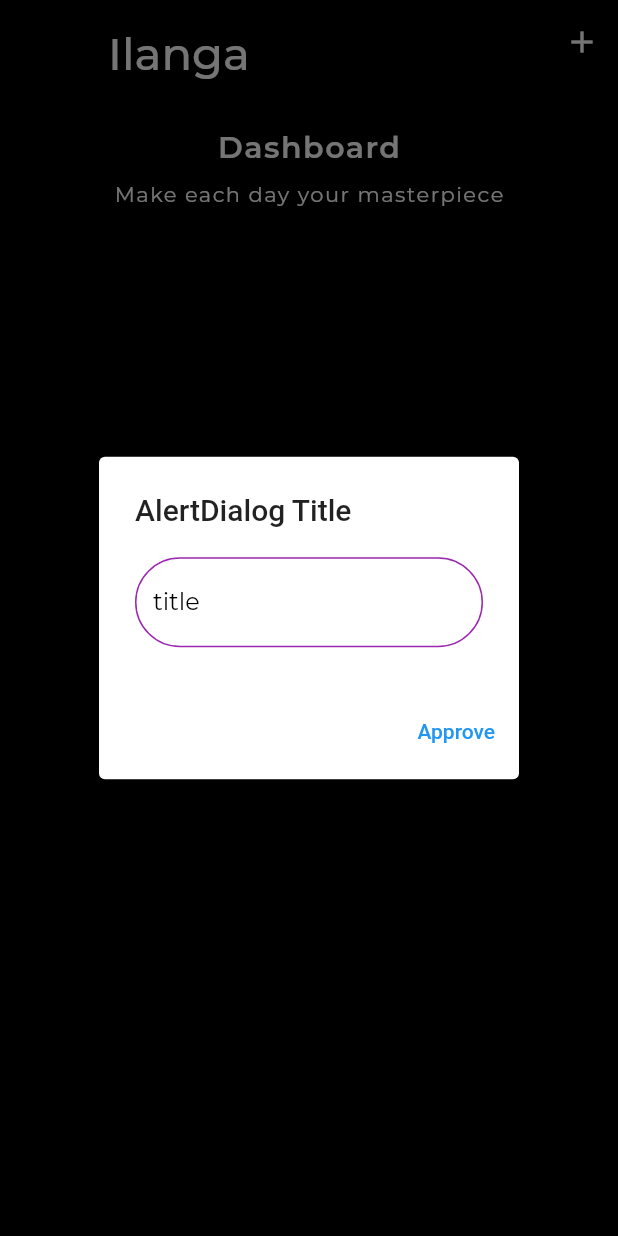
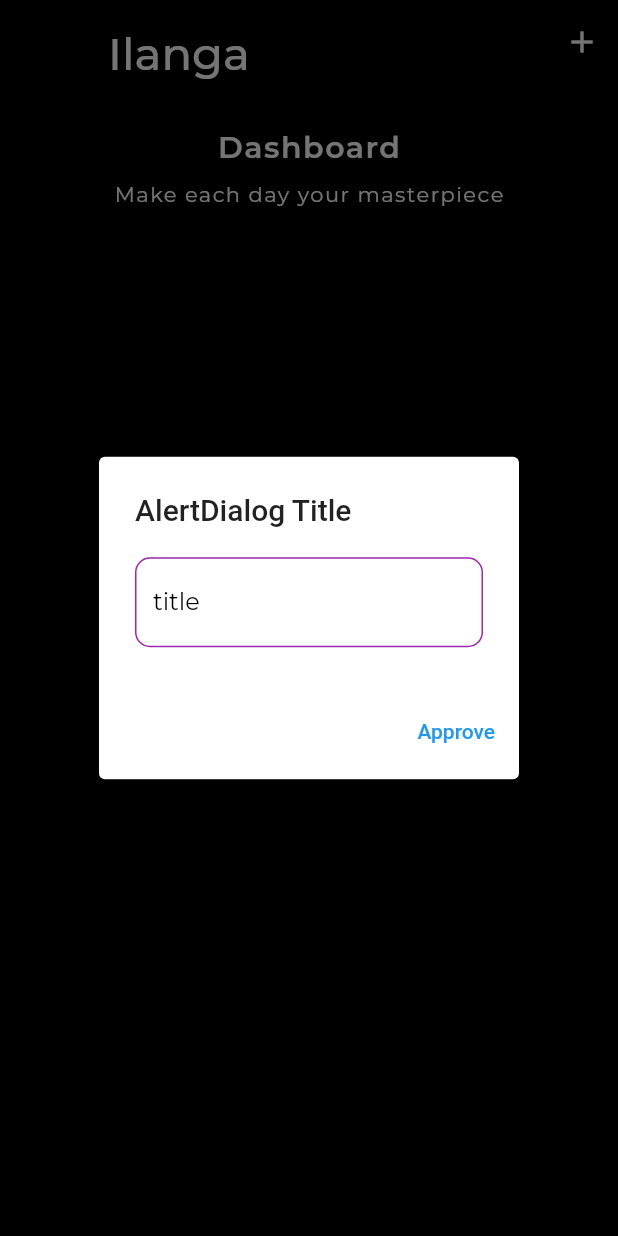
Before and after one commit to tookie92/portoun, a Flutter app: the HomePage screen opened directly, after a tap on the "add" icon, on a phone screen of 412 x 824 dp. Run offline on Flutter 3.47's test engine with Material 2 defaults, Android fonts, the phone set to English and light mode, and no system bars; our stand-ins replace animate_do, cloud_firestore, firebase_core, google_fonts; accounts and stored records are empty.

Commit message:
langsam verstanden

```diff
--- a/lib/blocs/bloc_home.dart
+++ b/lib/blocs/bloc_home.dart
@@ -32,6 +32,7 @@ class BlocHome extends Bloc {
 
 class HomeState {
   final bool isActive;
+  String? priority;
   CollectionReference? collectionReference;
   CategorieModel? categorieModel;
   List<CategorieModel>? categorielist;
--- a/lib/models/categorie_model.dart
+++ b/lib/models/categorie_model.dart
@@ -3,6 +3,7 @@ import 'package:cloud_firestore/cloud_firestore.dart';
 class CategorieModel {
   String? id;
   String? title;
+  String? priority;
   String? author;
 
   CategorieModel(this.title, this.author);
@@ -10,10 +11,15 @@ class CategorieModel {
   CategorieModel.fromSnapShot(DocumentSnapshot doc)
       : id = doc.id,
         title = doc.data()!['title'],
+        priority = doc.data()!['priority'],
         author = doc.data()!['author'];
 
   Map<String, dynamic> toJson() {
-    Map<String, dynamic> map = {'title': this.title, 'author': 'joseph ikinda'};
+    Map<String, dynamic> map = {
+      'title': this.title,
+      'priority': this.priority,
+      'author': 'joseph ikinda'
+    };
     return map;
   }
 }
--- a/lib/ui/widgets/my_text_field.dart
+++ b/lib/ui/widgets/my_text_field.dart
@@ -32,13 +32,13 @@ class MyTextField extends StatelessWidget {
         filled: true,
         fillColor: Colors.white,
         focusedBorder: OutlineInputBorder(
-            borderRadius: BorderRadius.circular(30.0),
+            borderRadius: BorderRadius.circular(10.0),
             borderSide: BorderSide(color: Colors.purple)),
         enabledBorder: OutlineInputBorder(
-            borderRadius: BorderRadius.circular(30.0),
+            borderRadius: BorderRadius.circular(10.0),
             borderSide: BorderSide(color: Colors.purple)),
         border: OutlineInputBorder(
-            borderRadius: BorderRadius.circular(30.0),
+            borderRadius: BorderRadius.circular(10.0),
             borderSide: BorderSide(color: Colors.purple)),
       ),
     );
```
Also changed, not shown: lib/ui/screens/edit_page.dart (+41 -2 lines), lib/ui/screens/home_page.dart (+22 -4 lines).
